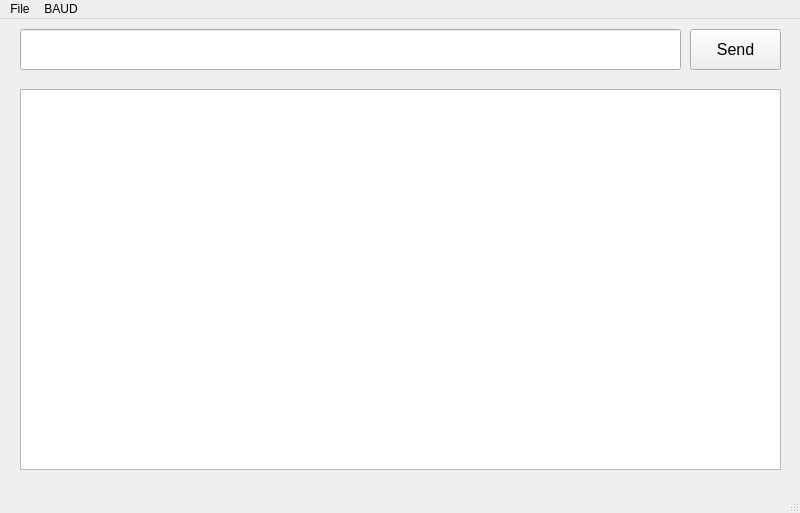
This is serialWindow.ui in UAF-Space-Physics/ArduinoPy-Serial-Monitor as Qt 5 draws it before an edit. The edited form follows.
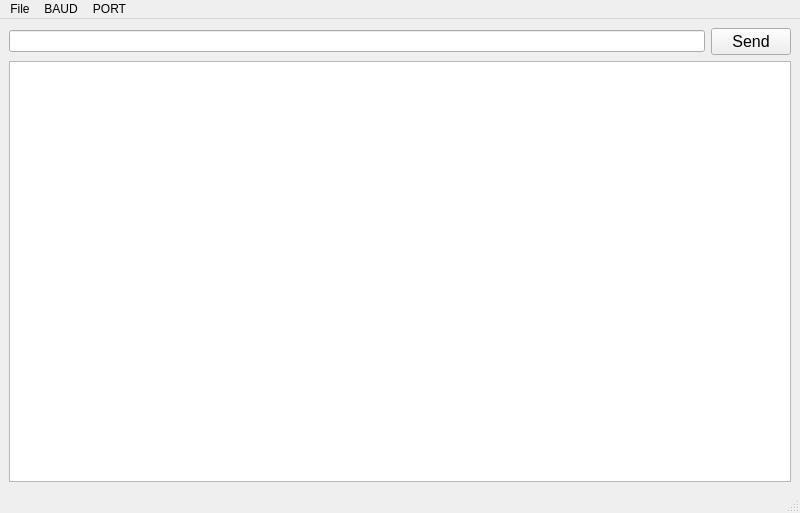
This is the edited form.

Commit message: Added functionality for port and baud switching

Diff of the .ui file:
```diff
--- a/serialWindow.ui
+++ b/serialWindow.ui
@@ -14,47 +14,30 @@
    <string>MainWindow</string>
   </property>
   <widget class="QWidget" name="centralwidget">
-   <widget class="QTextBrowser" name="serialDisplay">
-    <property name="geometry">
-     <rect>
-      <x>20</x>
-      <y>70</y>
-      <width>761</width>
-      <height>381</height>
-     </rect>
-    </property>
-    <property name="readOnly">
-     <bool>true</bool>
-    </property>
-   </widget>
-   <widget class="QPushButton" name="sendButton">
-    <property name="geometry">
-     <rect>
-      <x>690</x>
-      <y>10</y>
-      <width>91</width>
-      <height>41</height>
-     </rect>
-    </property>
-    <property name="font">
-     <font>
-      <pointsize>12</pointsize>
-     </font>
-    </property>
-    <property name="text">
-     <string>Send</string>
-    </property>
-   </widget>
-   <widget class="QLineEdit" name="messageLine">
-    <property name="geometry">
-     <rect>
-      <x>20</x>
-      <y>10</y>
-      <width>661</width>
-      <height>41</height>
-     </rect>
-    </property>
-   </widget>
+   <layout class="QGridLayout" name="gridLayout">
+    <item row="0" column="0">
+     <widget class="QLineEdit" name="messageLine"/>
+    </item>
+    <item row="0" column="1">
+     <widget class="QPushButton" name="sendButton">
+      <property name="font">
+       <font>
+        <pointsize>12</pointsize>
+       </font>
+      </property>
+      <property name="text">
+       <string>Send</string>
+      </property>
+     </widget>
+    </item>
+    <item row="1" column="0" colspan="2">
+     <widget class="QTextBrowser" name="serialDisplay">
+      <property name="readOnly">
+       <bool>true</bool>
+      </property>
+     </widget>
+    </item>
+   </layout>
   </widget>
   <widget class="QMenuBar" name="menubar">
    <property name="geometry">
@@ -76,18 +59,15 @@
     <property name="title">
      <string>BAUD</string>
     </property>
-    <addaction name="BAUD300"/>
-    <addaction name="BAUD1200"/>
-    <addaction name="BAUD2400"/>
-    <addaction name="BAUD4800"/>
-    <addaction name="BAUD9600"/>
-    <addaction name="BAUD19200"/>
-    <addaction name="BAUD38400"/>
-    <addaction name="BAUD57600"/>
-    <addaction name="BAUD115200"/>
+   </widget>
+   <widget class="QMenu" name="menuPORT">
+    <property name="title">
+     <string>PORT</string>
+    </property>
    </widget>
    <addaction name="menuFile"/>
    <addaction name="menuBAUD"/>
+   <addaction name="menuPORT"/>
   </widget>
   <widget class="QStatusBar" name="statusbar"/>
   <action name="actionClear_Output">
```
Left out of the diff: 45 changed lines with no effect on the pictures. The commit also changes 3 other files.
